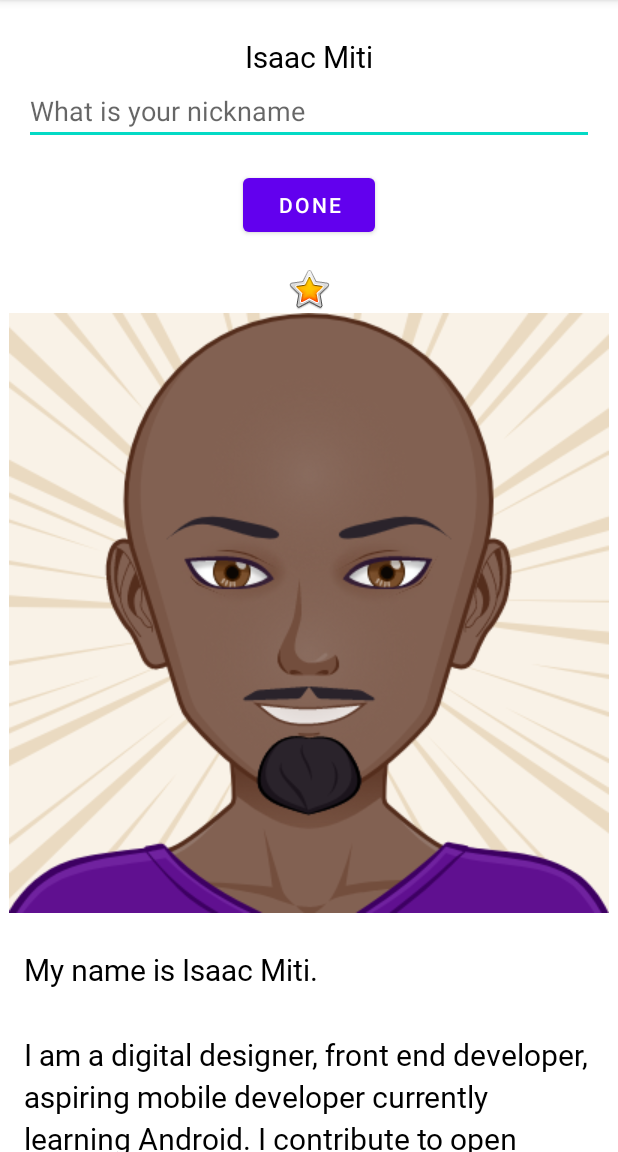
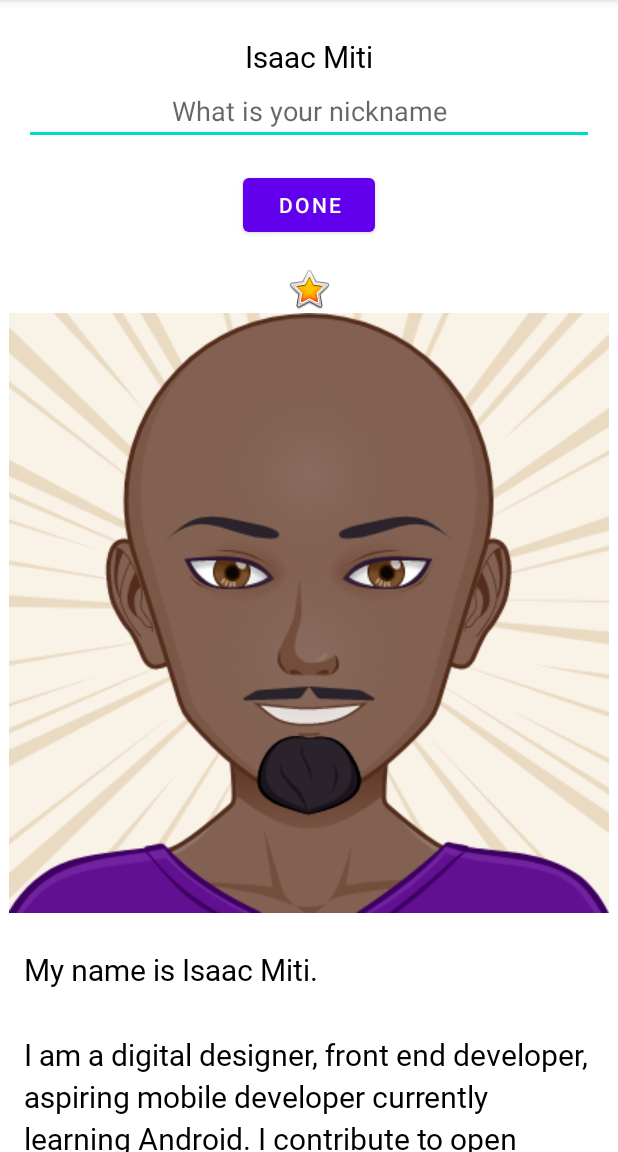
Before and after one commit to ikayz/about-me, an Android app: the screen it shows after launch (MainActivity), on a phone screen of 412 x 824 dp, the part 84-1236 px from its top. Run offline under Robolectric (Android 15) with nearby library versions, the phone set to English and light mode, and no system bars.

Commit message:
Center the edit text view

```diff
--- a/app/src/main/res/layout/activity_main.xml
+++ b/app/src/main/res/layout/activity_main.xml
@@ -22,7 +22,8 @@
         android:layout_marginEnd="@dimen/layout_margin"
         android:ems="10"
         android:hint="What is your nickname"
-        android:inputType="textPersonName" />
+        android:inputType="textPersonName"
+        android:textAlignment="center" />
 
     <Button
         android:id="@+id/done_button"
```
